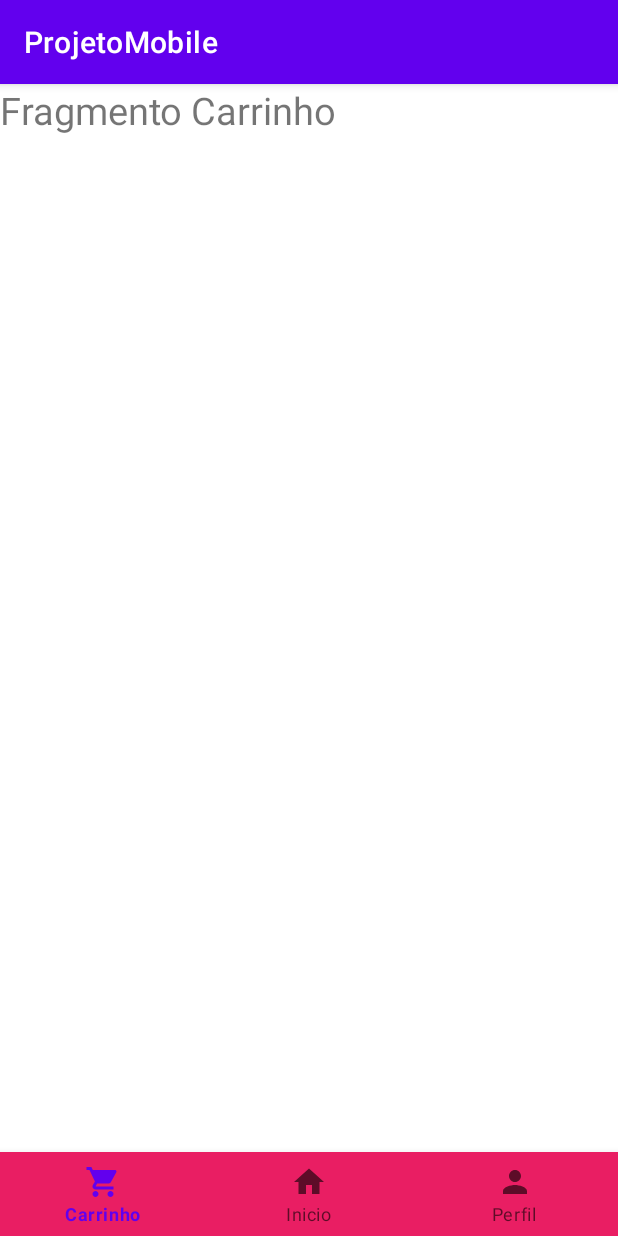
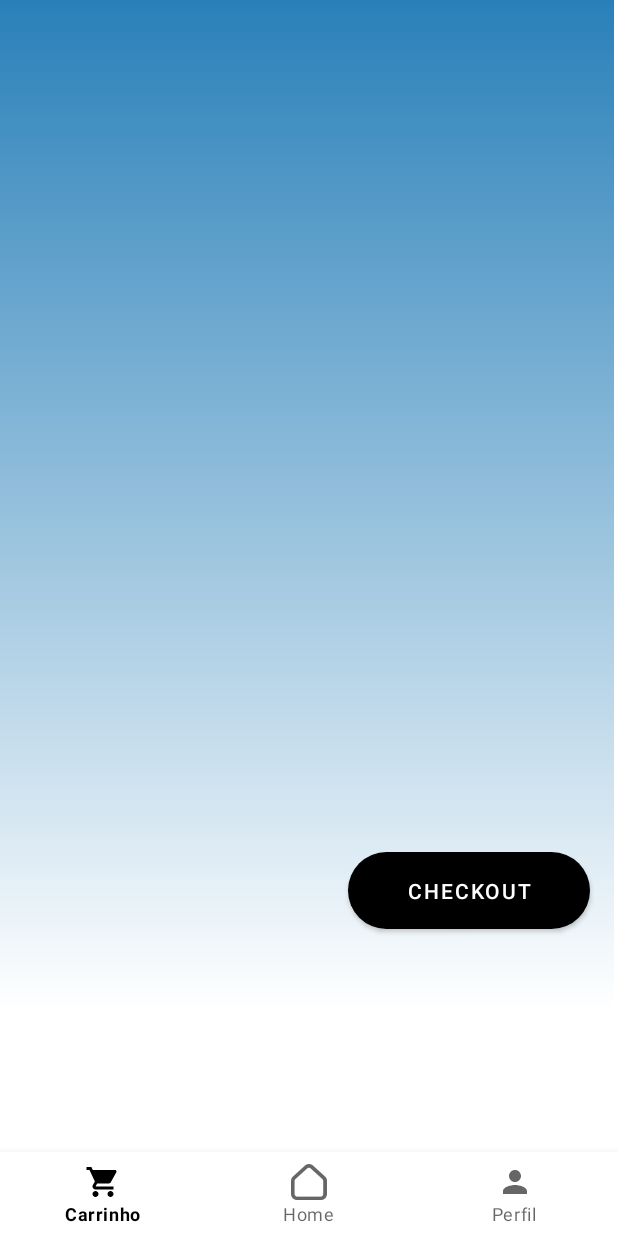
Before and after one commit to lourencobitten1769/ProjetoMobile, an Android app: the CarrinhoFragment screen opened through its navigation route, on a phone screen of 412 x 824 dp. Run offline under Robolectric (Android 15) with nearby library versions, the phone set to English and light mode, and no system bars; our stand-ins replace navigation-ui.

Commit message:
Layouts, RV & CardView

```diff
--- a/app/src/main/AndroidManifest.xml
+++ b/app/src/main/AndroidManifest.xml
@@ -10,13 +10,13 @@
         android:supportsRtl="true"
         android:theme="@style/Theme.ProjetoMobile">
         <activity
-            android:name=".MainActivity"
+            android:name=".LoginActivity"
             android:exported="false" />
         <activity
             android:name=".RegisterActivity"
             android:exported="false" />
         <activity
-            android:name=".LoginActivity"
+            android:name=".MainActivity"
             android:exported="true">
             <intent-filter>
                 <action android:name="android.intent.action.MAIN" />
--- a/app/src/main/java/com/example/projetomobile/CarrinhoFragment.java
+++ b/app/src/main/java/com/example/projetomobile/CarrinhoFragment.java
@@ -60,5 +60,7 @@ public class CarrinhoFragment extends Fragment {
                              Bundle savedInstanceState) {
         // Inflate the layout for this fragment
         return inflater.inflate(R.layout.fragment_carrinho, container, false);
+
+
     }
 }
--- a/app/src/main/java/com/example/projetomobile/MainActivity.java
+++ b/app/src/main/java/com/example/projetomobile/MainActivity.java
@@ -6,7 +6,10 @@ import androidx.navigation.Navigation;
 import androidx.navigation.fragment.NavHostFragment;
 import androidx.navigation.ui.NavigationUI;
 
+import android.graphics.Color;
+import android.graphics.drawable.GradientDrawable;
 import android.os.Bundle;
+import android.view.View;
 
 import com.example.projetomobile.databinding.ActivityMainBinding;
 import com.google.android.material.bottomnavigation.BottomNavigationView;
--- /dev/null
+++ b/app/src/main/res/drawable/background_style.xml
@@ -0,0 +1,13 @@
+<?xml version="1.0" encoding="utf-8"?>
+<selector xmlns:android="http://schemas.android.com/apk/res/android">
+<item>
+    <shape>
+        <gradient
+            android:angle="270"
+            android:startColor="#2980B9"
+            android:endColor="#FFFFFF"
+            android:type="linear"/>
+
+    </shape>
+</item>
+</selector>
--- /dev/null
+++ b/app/src/main/res/drawable/rounded_button_style.xml
@@ -0,0 +1,9 @@
+<?xml version="1.0" encoding="utf-8"?>
+<selector xmlns:android="http://schemas.android.com/apk/res/android">
+    <item>
+        <shape xmlns:android="http://schemas.android.com/apk/res/android">
+            <corners  android:radius="50dp"/>
+            <solid android:color="#ffffff"></solid>
+        </shape>
+    </item>
+</selector>
--- a/app/src/main/res/layout/activity_main.xml
+++ b/app/src/main/res/layout/activity_main.xml
@@ -6,16 +6,19 @@
     android:layout_height="match_parent"
     tools:context=".MainActivity">
 
+
+
     <com.google.android.material.bottomnavigation.BottomNavigationView
         android:id="@+id/bottomNav"
         android:layout_width="match_parent"
         android:layout_height="0dp"
-        android:background="#E91E63"
+        android:background="@color/white"
         app:layout_constraintBottom_toBottomOf="parent"
         app:menu="@menu/navigation_menu"
-        tools:layout_editor_absoluteX="32dp" />
+        tools:layout_editor_absoluteX="32dp"
+        />
 
-    <androidx.fragment.app.FragmentContainerView
+   <androidx.fragment.app.FragmentContainerView
         android:id="@+id/fragment"
         android:name="androidx.navigation.fragment.NavHostFragment"
         android:layout_width="409dp"
--- a/app/src/main/res/layout/fragment_carrinho.xml
+++ b/app/src/main/res/layout/fragment_carrinho.xml
@@ -1,15 +1,37 @@
 <?xml version="1.0" encoding="utf-8"?>
-<FrameLayout xmlns:android="http://schemas.android.com/apk/res/android"
+<androidx.constraintlayout.widget.ConstraintLayout xmlns:android="http://schemas.android.com/apk/res/android"
+    xmlns:app="http://schemas.android.com/apk/res-auto"
     xmlns:tools="http://schemas.android.com/tools"
     android:layout_width="match_parent"
+    android:background="@drawable/background_style"
     android:layout_height="match_parent"
     tools:context=".CarrinhoFragment">
 
     <!-- TODO: Update blank fragment layout -->
-    <TextView
+
+    <androidx.recyclerview.widget.RecyclerView
+        android:id="@+id/rvCarrinho"
         android:layout_width="match_parent"
-        android:layout_height="match_parent"
-        android:text="Fragmento Carrinho"
-        android:textSize="25sp"/>
+        android:layout_height="529dp"
+        android:padding="4dp"
+        android:scrollbars="vertical"
+        app:layout_constraintBottom_toBottomOf="parent"
+        app:layout_constraintEnd_toEndOf="parent"
+        app:layout_constraintHorizontal_bias="0.0"
+        app:layout_constraintStart_toStartOf="parent"
+        app:layout_constraintTop_toTopOf="parent"
+        app:layout_constraintVertical_bias="0.0" />
 
-</FrameLayout>
+    <Button
+        android:id="@+id/button"
+        android:layout_width="161dp"
+        android:layout_height="51dp"
+        android:layout_marginTop="568dp"
+        android:background="@drawable/rounded_button_style"
+        android:text="Checkout"
+        app:layout_constraintEnd_toEndOf="parent"
+        app:layout_constraintHorizontal_bias="0.936"
+        app:layout_constraintStart_toStartOf="parent"
+        app:layout_constraintTop_toTopOf="parent" />
+
+</androidx.constraintlayout.widget.ConstraintLayout>
--- a/app/src/main/res/menu/navigation_menu.xml
+++ b/app/src/main/res/menu/navigation_menu.xml
@@ -3,14 +3,12 @@
     xmlns:android="http://schemas.android.com/apk/res/android">
     <item
         android:id="@+id/carrinhoFragment"
-        android:title="Carrinho"
         android:icon="@drawable/ic_baseline_shopping_cart_24"
-    />
+        android:title="Carrinho" />
     <item
         android:id="@+id/inicialFragment"
-        android:title="Inicio"
-        android:icon="@drawable/ic_baseline_home_24"
-    />
+        android:icon="@drawable/house"
+        android:title="Home" />
     <item
         android:id="@+id/perfilFragment"
         android:title="Perfil"
--- a/app/src/main/res/values/themes.xml
+++ b/app/src/main/res/values/themes.xml
@@ -1,9 +1,9 @@
 <resources xmlns:tools="http://schemas.android.com/tools">
     <!-- Base application theme. -->
-    <style name="Theme.ProjetoMobile" parent="Theme.MaterialComponents.DayNight.DarkActionBar">
+    <style name="Theme.ProjetoMobile" parent="Theme.MaterialComponents.DayNight.NoActionBar">
         <!-- Primary brand color. -->
-        <item name="colorPrimary">@color/purple_500</item>
-        <item name="colorPrimaryVariant">@color/purple_700</item>
+        <item name="colorPrimary">@color/black</item>
+        <item name="colorPrimaryVariant">@color/black</item>
         <item name="colorOnPrimary">@color/white</item>
         <!-- Secondary brand color. -->
         <item name="colorSecondary">@color/teal_200</item>
```
Also changed, not shown: app/build.gradle (+8 -2 lines), app/src/main/res/layout/fragment_inicial.xml (+6 -2 lines), app/src/main/res/layout/item_carrinho.xml (added, +53 -0 lines), app/src/main/res/drawable/house.png (added), app/src/main/res/drawable/user.png (added).
